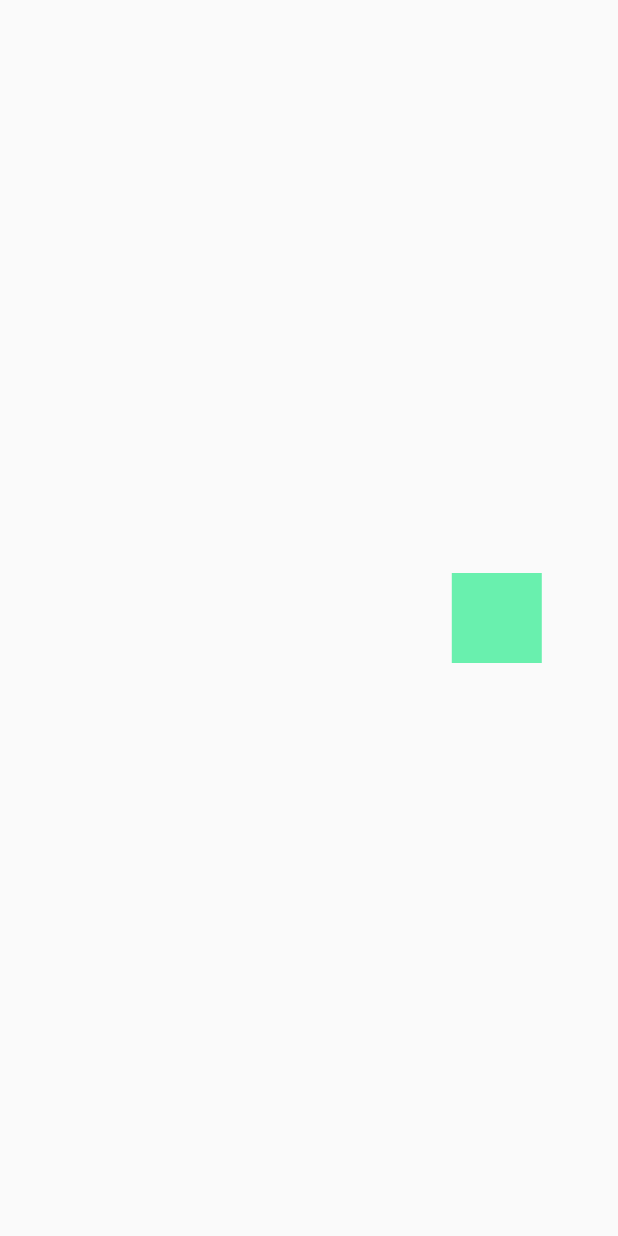
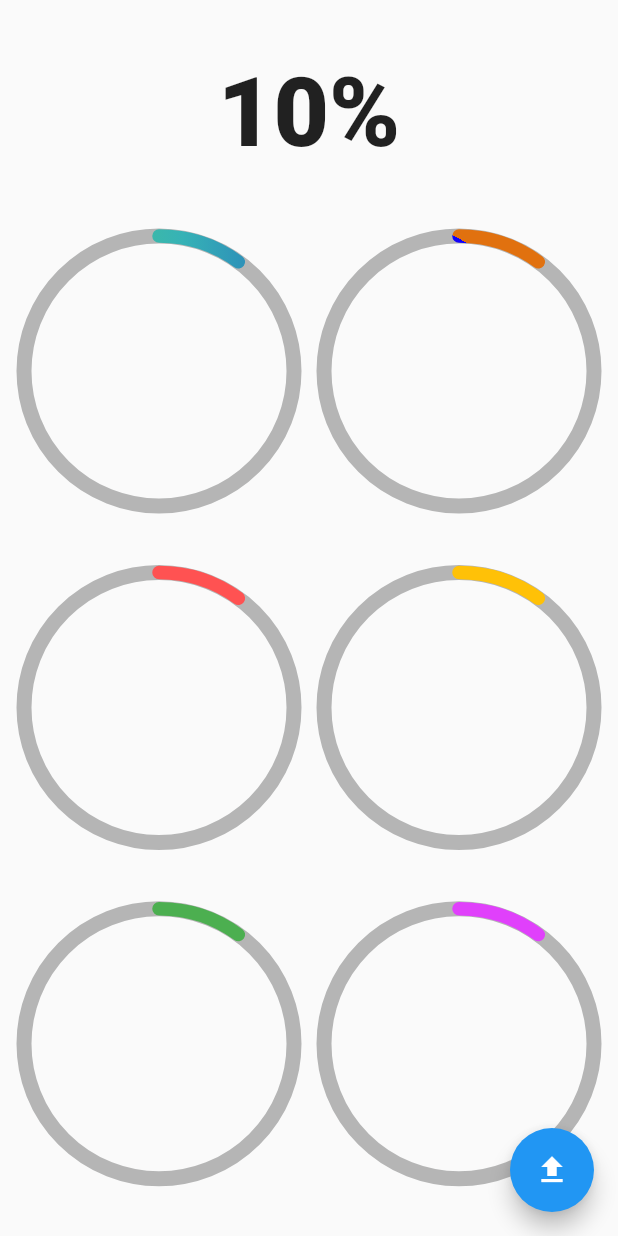
Before and after one commit to CrisRonda/flutter-animations, a Flutter app: the screen it shows after launch, on a phone screen of 412 x 824 dp. Run offline on Flutter 3.47's test engine with Material 2 defaults, Android fonts, the phone set to English and light mode, and no system bars.

Commit message:
added radias progress indicator

```diff
--- a/lib/main.dart
+++ b/lib/main.dart
@@ -1,6 +1,8 @@
 // import 'package:animations/src/pages/animation_page.dart';
 // import 'package:a nimations/src/pages/headers_pages.dart';
-import 'package:animations/src/challenges/square_animate_page.dart';
+// import 'package:animations/src/challenges/square_animate_page.dart';
+// import 'package:animations/src/labs/circular_progress_page.dart';
+import 'package:animations/src/pages/circular_graph_pages.dart';
 import 'package:flutter/material.dart';
 
 void main() => runApp(MyApp());
@@ -12,7 +14,7 @@ class MyApp extends StatelessWidget {
       title: 'Material App',
       debugShowCheckedModeBanner: false,
       home: Scaffold(
-        body: SquareAnimatePage()
+        body: CircularGraphPage()
       ),
     );
   }
--- /dev/null
+++ b/lib/src/pages/circular_graph_pages.dart
@@ -0,0 +1,125 @@
+import 'package:animations/src/widgets/radial_progress.dart';
+import 'package:flutter/material.dart';
+
+class CircularGraphPage extends StatefulWidget {
+  const CircularGraphPage({Key? key}) : super(key: key);
+
+  @override
+  _CircularGraphPageState createState() => _CircularGraphPageState();
+}
+
+class _CircularGraphPageState extends State<CircularGraphPage> {
+  double percentage = 0.10;
+  @override
+  Widget build(BuildContext context) {
+    return Scaffold(
+      floatingActionButton: FloatingActionButton(
+        onPressed: () {
+          setState(() {
+            percentage += 0.10;
+            if (percentage >= 1) {
+              percentage = 0;
+            }
+          });
+        },
+        child: Icon(Icons.upload),
+      ),
+      body: SafeArea(
+        child: Container(
+          width: MediaQuery.of(context).size.width,
+          padding: EdgeInsets.all(16),
+          child: Column(
+            mainAxisAlignment: MainAxisAlignment.spaceAround,
+            children: [
+              Text(
+                "${(percentage * 100).round()}%",
+                textAlign: TextAlign.center,
+                style: TextStyle(fontSize: 64, fontWeight: FontWeight.w800),
+              ),
+              Row(
+                mainAxisAlignment: MainAxisAlignment.spaceBetween,
+                children: [
+                  CustomRadial(
+                    percentage: percentage,
+                    color: Colors.amber,
+                    gradient: new LinearGradient(colors: [
+                      Color(0xFF6AED42),
+                      Color(0xFF36B2B6),
+                      Color(0xFF111FC0),
+                    ], stops: [
+                      .25,
+                      .65,
+                      1
+                    ]),
+                  ),
+                  CustomRadial(
+                    percentage: percentage,
+                    color: Colors.green,
+                    gradient: new RadialGradient(colors: [
+                      Color(0xFFC12A2A),
+                      Color(0xFF0D00FF),
+                      Color(0xFFE1710F),
+                    ],stops: [
+                      .25,
+                      .5,
+                      .1
+                    ]),
+                  ),
+                ],
+              ),
+              Row(
+                mainAxisAlignment: MainAxisAlignment.spaceBetween,
+                children: [
+                  CustomRadial(
+                    percentage: percentage,
+                    color: Colors.redAccent,
+                  ),
+                  CustomRadial(
+                    percentage: percentage,
+                    color: Colors.amber,
+                  ),
+                ],
+              ),
+              Row(
+                mainAxisAlignment: MainAxisAlignment.spaceBetween,
+                children: [
+                  CustomRadial(percentage: percentage, color: Colors.green),
+                  CustomRadial(
+                    percentage: percentage,
+                    color: Colors.purpleAccent,
+                  ),
+                ],
+              ),
+            ],
+          ),
+        ),
+      ),
+    );
+  }
+}
+
+class CustomRadial extends StatelessWidget {
+  const CustomRadial({
+    required this.color,
+    required this.percentage,
+    this.gradient,
+  });
+
+  final double percentage;
+  final Color color;
+  final Gradient? gradient;
+  @override
+  Widget build(BuildContext context) {
+    return Container(
+      width: 180,
+      height: 180,
+      child: RadialProgess(
+        percentage: percentage,
+        color: color,
+        strokeWidth: 10,
+        percentageWidth: 9,
+        gradient: this.gradient,
+      ),
+    );
+  }
+}
--- /dev/null
+++ b/lib/src/widgets/radial_progress.dart
@@ -0,0 +1,112 @@
+import 'dart:math';
+
+import 'package:flutter/material.dart';
+
+class RadialProgess extends StatefulWidget {
+  final double percentage;
+  final Color color;
+  final Color strokeColor;
+  final double strokeWidth;
+  final double percentageWidth;
+  final Gradient? gradient;
+
+  const RadialProgess(
+      {required this.percentage,
+      this.color = const Color(0xFF3C1EAB),
+      this.strokeColor = const Color(0x68515252),
+      this.strokeWidth = 5,
+      this.percentageWidth = 5,
+      this.gradient});
+
+  @override
+  _RadialProgessState createState() => _RadialProgessState();
+}
+
+class _RadialProgessState extends State<RadialProgess>
+    with SingleTickerProviderStateMixin {
+  late AnimationController controller;
+  double befPercentage = 0.0;
+
+  @override
+  void initState() {
+    befPercentage = widget.percentage;
+    controller = new AnimationController(
+        vsync: this, duration: Duration(milliseconds: 500));
+    controller.addListener(() {});
+    super.initState();
+  }
+
+  @override
+  void dispose() {
+    controller.dispose();
+    super.dispose();
+  }
+
+  @override
+  Widget build(BuildContext context) {
+    controller.forward(from: 0.0);
+    final percentage = widget.percentage;
+    final difPercentage = percentage - befPercentage;
+    befPercentage = percentage;
+
+    return AnimatedBuilder(
+      animation: controller,
+      builder: (_, __) {
+        return Container(
+            width: double.infinity,
+            height: double.infinity,
+            child: CustomPaint(
+              painter: _RadialProgress(
+                  // hack to play animation with controller.value
+                  (percentage - difPercentage) +
+                      difPercentage * controller.value,
+                  widget.color,
+                  widget.strokeColor,
+                  widget.strokeWidth,
+                  widget.percentageWidth,
+                  widget.gradient),
+            ));
+      },
+    );
+  }
+}
+
+class _RadialProgress extends CustomPainter {
+  final double percentage;
+  final Color color;
+  final Color strokeColor;
+  final double strokeWidth;
+  final double percentageWidth;
+  final Gradient? gradient;
+
+  final Rect rect = new Rect.fromCircle(center: Offset(25, 120), radius: 270);
+  _RadialProgress(this.percentage, this.color, this.strokeColor,
+      this.strokeWidth, this.percentageWidth, this.gradient);
+
+  @override
+  void paint(Canvas canvas, Size size) {
+    final height = size.height;
+    final width = size.width;
+    // Circle
+    final Paint paint = new Paint()
+      ..strokeWidth = this.strokeWidth
+      ..color = this.strokeColor
+      ..style = PaintingStyle.stroke;
+    final Offset center = new Offset(width / 2, height / 2);
+    final double radius = min(width / 2, height / 2);
+    canvas.drawCircle(center, radius, paint);
+    // Arc
+    final Paint paintArc = new Paint()
+      ..strokeWidth = this.percentageWidth
+      ..color = this.color
+      ..shader = this.gradient !=null ? gradient!.createShader(rect) : null
+      ..style = PaintingStyle.stroke
+      ..strokeCap = StrokeCap.round;
+    final double arcAngle = 2 * pi * percentage;
+    canvas.drawArc(Rect.fromCircle(center: center, radius: radius), -pi / 2,
+        arcAngle, false, paintArc);
+  }
+
+  @override
+  bool shouldRepaint(covariant CustomPainter oldDelegate) => true;
+}
```
Also changed, not shown: lib/src/labs/circular_progress_page.dart (added, +98 -0 lines).
